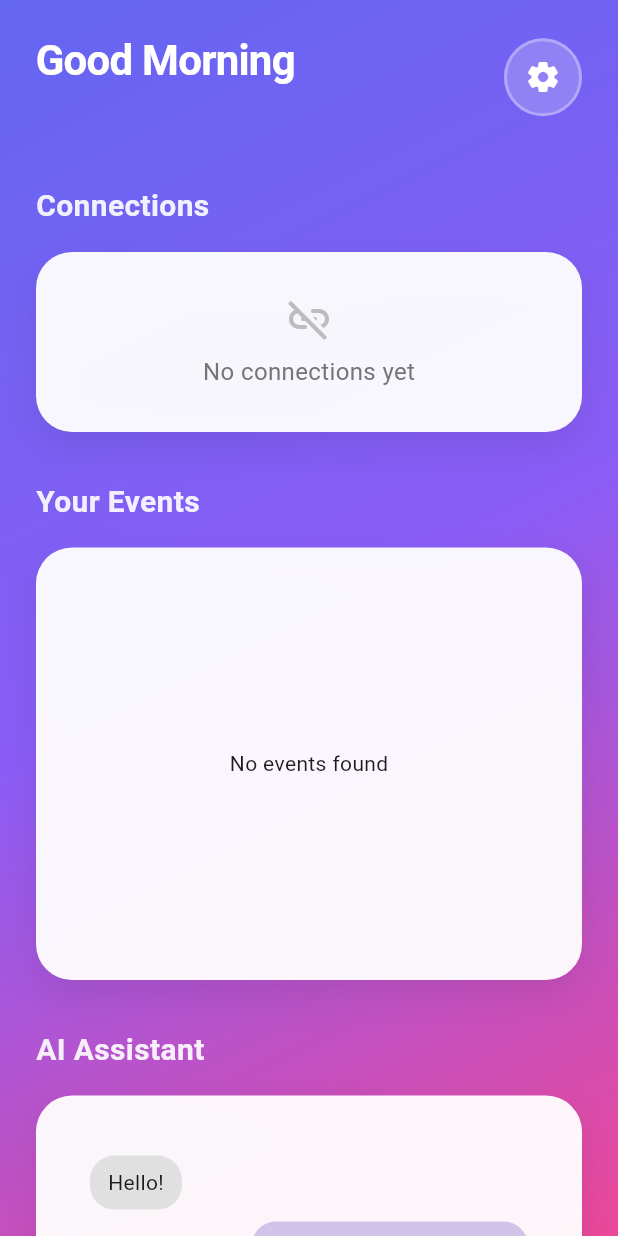
After one commit to alexey192/calendarit, a Flutter app: the DashboardScreen2 screen opened by its route, on a phone screen of 412 x 824 dp. The commit adds this screen. Run offline on Flutter 3.47's test engine with Material 3 defaults, Android fonts, the phone set to English and light mode, and no system bars; our stand-ins replace bloc, cloud_firestore, cloud_functions, firebase_auth, firebase_core, flutter_bloc and 3 more; missing offline and left inert: dart:html, flutter_appauth, flutter_week_view; accounts and stored records are empty.

Commit message:
refined dashboard2 screen. added calendar and chat widgets.

```diff
--- a/lib/app/router.dart
+++ b/lib/app/router.dart
@@ -8,6 +8,7 @@ import '../features/auth/forgot_password_screen.dart';
 import '../features/dashboard/dashboard_screen.dart';
 import '../features/event_details/event_details_screen.dart';
 import '../features/connections/connections_screen.dart';
+import '../features/dashboard/dashboard_screen2.dart';
 import '../features/settings/settings_screen.dart';
 import '../screens/gmail_web_redirect_screen.dart';
 
@@ -53,5 +54,9 @@ final GoRouter router = GoRouter(
       path: '/oauth2redirect',
       builder: (context, state) => const GmailWebRedirectScreen(),
     ),
+    GoRoute(
+      path: '/dashboard2',
+      builder: (context, state) => const DashboardScreen2(),
+    ),
   ],
 );
--- a/lib/features/auth/sign_in_screen.dart
+++ b/lib/features/auth/sign_in_screen.dart
@@ -117,7 +117,7 @@ class _SignInScreenState extends State<SignInScreen>
           child: BlocConsumer<AuthCubit, AuthState>(
             listener: (context, state) {
               if (state is AuthSuccess) {
-                context.go('/dashboard');
+                context.go('/dashboard2');
               } else if (state is AuthFailure) {
                 ScaffoldMessenger.of(context).showSnackBar(
                   SnackBar(
--- /dev/null
+++ b/lib/features/dashboard/dashboard_screen2.dart
@@ -0,0 +1,379 @@
+import 'package:flutter/material.dart';
+import 'package:cloud_firestore/cloud_firestore.dart';
+import 'package:firebase_auth/firebase_auth.dart';
+import 'package:go_router/go_router.dart';
+import 'package:flutter_week_view/flutter_week_view.dart';
+
+import '../../models/connected_account.dart';
+import 'widgets/event_list_widget.dart';
+import 'widgets/section_title.dart';
+import 'widgets/horizontal_card_carousel.dart';
+import 'widgets/chat_assistant.dart';
+
+class DashboardScreen2 extends StatefulWidget {
+  const DashboardScreen2({super.key});
+
+  @override
+  State<DashboardScreen2> createState() => _DashboardScreen2State();
+}
+
+class _DashboardScreen2State extends State<DashboardScreen2>
+    with TickerProviderStateMixin {
+  late AnimationController _fadeController;
+  late AnimationController _slideController;
+  late AnimationController _scaleController;
+
+  late Animation<double> _fadeAnimation;
+  late Animation<Offset> _slideAnimation;
+  late Animation<double> _scaleAnimation;
+
+  DateTime _focusedDay = DateTime.now();
+  DateTime? _selectedDay;
+
+  @override
+  void initState() {
+    super.initState();
+
+    _fadeController = AnimationController(
+      duration: const Duration(milliseconds: 1000),
+      vsync: this,
+    );
+
+    _slideController = AnimationController(
+      duration: const Duration(milliseconds: 800),
+      vsync: this,
+    );
+
+    _scaleController = AnimationController(
+      duration: const Duration(milliseconds: 600),
+      vsync: this,
+    );
+
+    _fadeAnimation = Tween<double>(
+      begin: 0.0,
+      end: 1.0,
+    ).animate(CurvedAnimation(
+      parent: _fadeController,
+      curve: Curves.easeInOut,
+    ));
+
+    _slideAnimation = Tween<Offset>(
+      begin: const Offset(0, 0.3),
+      end: Offset.zero,
+    ).animate(CurvedAnimation(
+      parent: _slideController,
+      curve: Curves.easeOutCubic,
+    ));
+
+    _scaleAnimation = Tween<double>(
+      begin: 0.9,
+      end: 1.0,
+    ).animate(CurvedAnimation(
+      parent: _scaleController,
+      curve: Curves.easeOutBack,
+    ));
+
+    // Start animations
+    _fadeController.forward();
+    Future.delayed(const Duration(milliseconds: 200), () {
+      _slideController.forward();
+    });
+    Future.delayed(const Duration(milliseconds: 400), () {
+      _scaleController.forward();
+    });
+  }
+
+  @override
+  void dispose() {
+    _fadeController.dispose();
+    _slideController.dispose();
+    _scaleController.dispose();
+    super.dispose();
+  }
+
+  List<DateTime> _getWeekDates(DateTime fromDate) {
+    final monday = fromDate.subtract(Duration(days: fromDate.weekday - 1));
+    return List.generate(7, (index) => monday.add(Duration(days: index)));
+  }
+
+  String _getGreeting() {
+    final hour = DateTime.now().hour;
+    if (hour < 12) return 'Good Morning';
+    if (hour < 17) return 'Good Afternoon';
+    return 'Good Evening';
+  }
+
+  Widget _buildCard({
+    required Widget child,
+    double? height,
+    EdgeInsets? padding,
+  }) {
+    return Container(
+      height: height,
+      padding: padding ?? const EdgeInsets.all(24),
+      decoration: BoxDecoration(
+        color: Colors.white.withOpacity(0.95),
+        borderRadius: BorderRadius.circular(24),
+        boxShadow: [
+          BoxShadow(
+            color: Colors.black.withOpacity(0.08),
+            blurRadius: 20,
+            offset: const Offset(0, 10),
+          ),
+        ],
+      ),
+      child: child,
+    );
+  }
+
+  @override
+  Widget build(BuildContext context) {
+    final user = FirebaseAuth.instance.currentUser;
+    if (user == null) {
+      return const Scaffold(
+        body: Center(child: Text("User not logged in")),
+      );
+    }
+    final uid = user.uid;
+    final weekDates = _getWeekDates(_focusedDay);
+
+    return Scaffold(
+      body: Container(
+        width: double.infinity,
+        height: double.infinity,
+        decoration: const BoxDecoration(
+          gradient: LinearGradient(
+            begin: Alignment.topLeft,
+            end: Alignment.bottomRight,
+            colors: [
+              Color(0xFF6366F1), // Indigo
+              Color(0xFF8B5CF6), // Purple
+              Color(0xFFEC4899), // Pink
+            ],
+          ),
+        ),
+        child: SafeArea(
+          child: SingleChildScrollView(
+            child: Padding(
+              padding: const EdgeInsets.symmetric(horizontal: 24.0),
+              child: Column(
+                crossAxisAlignment: CrossAxisAlignment.start,
+                children: [
+                  const SizedBox(height: 20),
+
+                  // Header with greeting and settings
+                  FadeTransition(
+                    opacity: _fadeAnimation,
+                    child: Row(
+                      mainAxisAlignment: MainAxisAlignment.spaceBetween,
+                      children: [
+                        Column(
+                          crossAxisAlignment: CrossAxisAlignment.start,
+                          children: [
+                            Text(
+                              _getGreeting(),
+                              style: const TextStyle(
+                                fontSize: 28,
+                                fontWeight: FontWeight.bold,
+                                color: Colors.white,
+                                letterSpacing: -0.5,
+                              ),
+                            ),
+                            Text(
+                              user.email?.split('@')[0] ?? 'User',
+                              style: TextStyle(
+                                fontSize: 16,
+                                color: Colors.white.withOpacity(0.8),
+                                fontWeight: FontWeight.w500,
+                              ),
+                            ),
+                          ],
+                        ),
+                        Container(
+                          decoration: BoxDecoration(
+                            color: Colors.white.withOpacity(0.2),
+                            shape: BoxShape.circle,
+                            border: Border.all(
+                              color: Colors.white.withOpacity(0.3),
+                              width: 2,
+                            ),
+                          ),
+                          child: IconButton(
+                            icon: const Icon(
+                              Icons.settings_rounded,
+                              color: Colors.white,
+                              size: 24,
+                            ),
+                            onPressed: () => context.go('/settings'),
+                          ),
+                        ),
+                      ],
+                    ),
+                  ),
+
+                  const SizedBox(height: 40),
+
+                  // Connections Section
+                  SlideTransition(
+                    position: _slideAnimation,
+                    child: FadeTransition(
+                      opacity: _fadeAnimation,
+                      child: Column(
+                        crossAxisAlignment: CrossAxisAlignment.start,
+                        children: [
+                          Text(
+                            'Connections',
+                            style: TextStyle(
+                              fontSize: 20,
+                              fontWeight: FontWeight.w600,
+                              color: Colors.white.withOpacity(0.9),
+                            ),
+                          ),
+                          const SizedBox(height: 16),
+                          StreamBuilder<QuerySnapshot>(
+                            stream: FirebaseFirestore.instance
+                                .collection('users')
+                                .doc(uid)
+                                .collection('gmailAccounts')
+                                .snapshots(),
+                            builder: (context, snapshot) {
+                              final docs = snapshot.data?.docs ?? [];
+                              final accounts = docs.map((doc) {
+                                final data = doc.data() as Map<String, dynamic>;
+                                return ConnectedAccount(
+                                  email: data['email'] ?? '',
+                                  type: AccountType.gmail,
+                                );
+                              }).toList();
+
+                              return _buildCard(
+                                height: 120,
+                                child: accounts.isEmpty
+                                    ? Center(
+                                  child: Column(
+                                    mainAxisAlignment: MainAxisAlignment.center,
+                                    children: [
+                                      Icon(
+                                        Icons.link_off_rounded,
+                                        size: 32,
+                                        color: Colors.grey.shade400,
+                                      ),
+                                      const SizedBox(height: 8),
+                                      Text(
+                                        'No connections yet',
+                                        style: TextStyle(
+                                          color: Colors.grey.shade600,
+                                          fontSize: 16,
+                                        ),
+                                      ),
+                                    ],
+                                  ),
+                                )
+                                    : HorizontalCardCarousel(accounts: accounts),
+                              );
+                            },
+                          ),
+                        ],
+                      ),
+                    ),
+                  ),
+
+                  const SizedBox(height: 32),
+
+                  // Events Section
+                  ScaleTransition(
+                    scale: _scaleAnimation,
+                    child: Column(
+                      crossAxisAlignment: CrossAxisAlignment.start,
+                      children: [
+                        Text(
+                          'Your Events',
+                          style: TextStyle(
+                            fontSize: 20,
+                            fontWeight: FontWeight.w600,
+                            color: Colors.white.withOpacity(0.9),
+                          ),
+                        ),
+                        const SizedBox(height: 16),
+                        _buildCard(
+                          height: MediaQuery.of(context).size.height * 0.35,
+                          child: const EventListWidget(),
+                        ),
+                      ],
+                    ),
+                  ),
+
+                  const SizedBox(height: 32),
+
+                  // Chat Assistant Section
+                  FadeTransition(
+                    opacity: _fadeAnimation,
+                    child: Column(
+                      crossAxisAlignment: CrossAxisAlignment.start,
+                      children: [
+                        Text(
+                          'AI Assistant',
+                          style: TextStyle(
+                            fontSize: 20,
+                            fontWeight: FontWeight.w600,
+                            color: Colors.white.withOpacity(0.9),
+                          ),
+                        ),
+                        const SizedBox(height: 16),
+                        _buildCard(
+                          height: MediaQuery.of(context).size.height * 0.35,
+                          child: const ChatAssistant(),
+                        ),
+                      ],
+                    ),
+                  ),
+
+                  const SizedBox(height: 32),
+
+                  // Calendar Section
+                  SlideTransition(
+                    position: _slideAnimation,
+                    child: Column(
+                      crossAxisAlignment: CrossAxisAlignment.start,
+                      children: [
+                        Text(
+                          'Week View',
+                          style: TextStyle(
+                            fontSize: 20,
+                            fontWeight: FontWeight.w600,
+                            color: Colors.white.withOpacity(0.9),
+                          ),
+                        ),
+                        const SizedBox(height: 16),
+                        _buildCard(
+                          height: 500,
+                          padding: const EdgeInsets.all(16),
+                          child: ClipRRect(
+                            borderRadius: BorderRadius.circular(16),
+                            child: WeekView(
+                              dates: weekDates,
+                              events: [
+                                FlutterWeekViewEvent(
+                                  title: 'Example Meeting',
+                                  description: 'Discuss project status',
+                                  start: DateTime.now().add(const Duration(hours: 1)),
+                                  end: DateTime.now().add(const Duration(hours: 2)),
+                                ),
+                              ],
+                            ),
+                          ),
+                        ),
+                      ],
+                    ),
+                  ),
+
+                  const SizedBox(height: 40),
+                ],
+              ),
+            ),
+          ),
+        ),
+      ),
+    );
+  }
+}
--- /dev/null
+++ b/lib/features/dashboard/widgets/calendar.dart
@@ -0,0 +1,48 @@
+import 'package:flutter/material.dart';
+import 'package:table_calendar/table_calendar.dart';
+
+
+class CalendarWidget extends StatefulWidget {
+  const CalendarWidget({super.key});
+
+  @override
+  State<CalendarWidget> createState() => _CalendarWidgetState();
+}
+
+class _CalendarWidgetState extends State<CalendarWidget> {
+  DateTime _focusedDay = DateTime.now();
+  DateTime? _selectedDay;
+
+  @override
+  Widget build(BuildContext context) {
+    return TableCalendar(
+      firstDay: DateTime.utc(2020, 1, 1),
+      lastDay: DateTime.utc(2030, 12, 31),
+      focusedDay: _focusedDay,
+      selectedDayPredicate: (day) {
+        return isSameDay(_selectedDay, day);
+      },
+      onDaySelected: (selectedDay, focusedDay) {
+        setState(() {
+          _selectedDay = selectedDay;
+          _focusedDay = focusedDay; // update _focusedDay here as well
+        });
+        // You can add your logic to filter events on selectedDay here
+      },
+      calendarStyle: const CalendarStyle(
+        todayDecoration: BoxDecoration(
+          color: Colors.blueAccent,
+          shape: BoxShape.circle,
+        ),
+        selectedDecoration: BoxDecoration(
+          color: Colors.indigo,
+          shape: BoxShape.circle,
+        ),
+      ),
+      headerStyle: const HeaderStyle(
+        formatButtonVisible: false,
+        titleCentered: true,
+      ),
+    );
+  }
+}
--- /dev/null
+++ b/lib/features/dashboard/widgets/chat_assistant.dart
@@ -0,0 +1,250 @@
+import 'dart:io';
+import 'dart:typed_data';
+
+import 'package:flutter/foundation.dart' show kIsWeb;
+import 'package:flutter/material.dart';
+import 'package:image_picker/image_picker.dart';
+
+class ChatAssistant extends StatefulWidget {
+  const ChatAssistant({super.key});
+
+  @override
+  State<ChatAssistant> createState() => _ChatAssistantState();
+}
+
+class _ChatAssistantState extends State<ChatAssistant> {
+  final TextEditingController _controller = TextEditingController();
+  final ScrollController _scrollController = ScrollController();
+  final ImagePicker _picker = ImagePicker();
+
+  final List<_ChatMessage> _messages = [
+    _ChatMessage(text: "Hello!", isUser: false),
+    _ChatMessage(text: "Hi there! How can I help?", isUser: true),
+  ];
+
+  void _sendMessage() {
+    final text = _controller.text.trim();
+    if (text.isEmpty) return;
+    setState(() {
+      _messages.add(_ChatMessage(text: text, isUser: true));
+      _controller.clear();
+    });
+    _scrollToBottom();
+  }
+
+  Future<void> _pickImage() async {
+    final XFile? pickedFile =
+    await _picker.pickImage(source: ImageSource.gallery, imageQuality: 70);
+
+    if (pickedFile != null) {
+      if (kIsWeb) {
+        final bytes = await pickedFile.readAsBytes();
+        setState(() {
+          _messages.add(_ChatMessage(imageBytes: bytes, isUser: true));
+        });
+      } else {
+        setState(() {
+          _messages.add(_ChatMessage(imageFile: File(pickedFile.path), isUser: true));
+        });
+      }
+      _scrollToBottom();
+    }
+  }
+
+  void _scrollToBottom() {
+    WidgetsBinding.instance.addPostFrameCallback((_) {
+      if (_scrollController.hasClients) {
+        _scrollController.animateTo(
+          _scrollController.position.maxScrollExtent,
+          duration: const Duration(milliseconds: 300),
+          curve: Curves.easeOut,
+        );
+      }
+    });
+  }
+
+  @override
+  Widget build(BuildContext context) {
+    return LayoutBuilder(
+      builder: (context, constraints) {
+        return ConstrainedBox(
+          constraints: BoxConstraints(maxHeight: constraints.maxHeight),
+          child: Column(
+            children: [
+              Expanded(
+                child: ListView.builder(
+                  controller: _scrollController,
+                  padding: const EdgeInsets.all(12),
+                  itemCount: _messages.length,
+                  itemBuilder: (context, index) {
+                    final msg = _messages[index];
+                    if (msg.imageFile != null || msg.imageBytes != null) {
+                      return ImageChatBubble(
+                        imageFile: msg.imageFile,
+                        imageBytes: msg.imageBytes,
+                        isUser: msg.isUser,
+                      );
+                    } else {
+                      return ChatBubble(message: msg.text ?? "", isUser: msg.isUser);
+                    }
+                  },
+                ),
+              ),
+              const Divider(height: 1),
+              Padding(
+                padding: const EdgeInsets.fromLTRB(16, 8, 8, 8),
+                child: Row(
+                  children: [
+                    // Image upload button on the left
+                    Container(
+                      width: 40,
+                      height: 40,
+                      decoration: BoxDecoration(
+                        color: Colors.deepPurple.withOpacity(0.1),
+                        borderRadius: BorderRadius.circular(12),
+                      ),
+                      child: IconButton(
+                        icon: const Icon(Icons.image, color: Colors.deepPurple),
+                        onPressed: _pickImage,
+                        tooltip: 'Upload Image',
+                      ),
+                    ),
+                    const SizedBox(width: 8),
+
+                    // Text input field
+                    Expanded(
+                      child: TextField(
+                        controller: _controller,
+                        decoration: InputDecoration(
+                          hintText: "Type a message...",
+                          contentPadding:
+                          const EdgeInsets.symmetric(horizontal: 12, vertical: 10),
+                          filled: true,
+                          fillColor: Colors.grey.shade200,
+                          border: OutlineInputBorder(
+                            borderRadius: BorderRadius.circular(20),
+                            borderSide: BorderSide.none,
+                          ),
+                        ),
+                        onSubmitted: (_) => _sendMessage(),
+                      ),
+                    ),
+
+                    const SizedBox(width: 8),
+
+                    // Send button
+                    Container(
+                      width: 40,
+                      height: 40,
+                      decoration: BoxDecoration(
+                        color: Colors.deepPurple.withOpacity(0.1),
+                        borderRadius: BorderRadius.circular(12),
+                      ),
+                      child: IconButton(
+                        icon: const Icon(Icons.send, color: Colors.deepPurple),
+                        onPressed: _sendMessage,
+                        tooltip: 'Send Message',
+                      ),
+                    ),
+                  ],
+                ),
+              ),
+            ],
+          ),
+        );
+      },
+    );
+  }
+}
+
+class _ChatMessage {
+  final String? text;
+  final File? imageFile;       // for mobile
+  final Uint8List? imageBytes; // for web
+  final bool isUser;
+
+  _ChatMessage({
+    this.text,
+    this.imageFile,
+    this.imageBytes,
+    required this.isUser,
+  }) : assert(
+  text != null || imageFile != null || imageBytes != null,
+  'Either text or image must be provided',
+  );
+}
+
+class ChatBubble extends StatelessWidget {
+  final String message;
+  final bool isUser;
+
+  const ChatBubble({required this.message, required this.isUser, super.key});
+
+  @override
+  Widget build(BuildContext context) {
+    return Align(
+      alignment: isUser ? Alignment.centerRight : Alignment.centerLeft,
+      child: Container(
+        margin: const EdgeInsets.symmetric(vertical: 4),
+        padding: const EdgeInsets.symmetric(horizontal: 12, vertical: 8),
+        decoration: BoxDecoration(
+          color: isUser ? Colors.deepPurple.shade100 : Colors.grey.shade300,
+          borderRadius: BorderRadius.circular(16),
+        ),
+        child: Text(message),
+      ),
+    );
+  }
+}
+
+class ImageChatBubble extends StatelessWidget {
+  final File? imageFile;
+  final Uint8List? imageBytes;
+  final bool isUser;
+
+  const ImageChatBubble({
+    this.imageFile,
+    this.imageBytes,
+    required this.isUser,
+    super.key,
+  });
+
+  @override
+  Widget build(BuildContext context) {
+    Widget imageWidget;
+
+    if (imageFile != null) {
+      imageWidget = Image.file(
+        imageFile!,
+        width: 180,
+        height: 180,
+        fit: BoxFit.cover,
+      );
+    } else if (imageBytes != null) {
+      imageWidget = Image.memory(
+        imageBytes!,
+        width: 180,
+        height: 180,
+        fit: BoxFit.cover,
+      );
+    } else {
+      imageWidget = const SizedBox.shrink();
+    }
+
+    return Align(
+      alignment: isUser ? Alignment.centerRight : Alignment.centerLeft,
+      child: Container(
+        margin: const EdgeInsets.symmetric(vertical: 6),
+        padding: const EdgeInsets.all(8),
+        decoration: BoxDecoration(
+          color: isUser ? Colors.deepPurple.shade50 : Colors.grey.shade200,
+          borderRadius: BorderRadius.circular(16),
+        ),
+        child: ClipRRect(
+          borderRadius: BorderRadius.circular(12),
+          child: imageWidget,
+        ),
+      ),
+    );
+  }
+}
--- a/pubspec.yaml
+++ b/pubspec.yaml
@@ -23,6 +23,9 @@ dependencies:
   flutter_appauth: ^9.0.1
   googleapis: ^14.0.0
   cloud_functions: ^5.6.1
+  table_calendar: ^3.0.8
+  image_picker: ^0.8.7+4
+  flutter_week_view: ^1.3.1
 
 dev_dependencies:
   flutter_test:
@@ -37,3 +40,6 @@ flutter:
     - assets/icons/
 flutter_intl:
   enabled: true
+
+dependency_overrides:
+  intl: any
```
